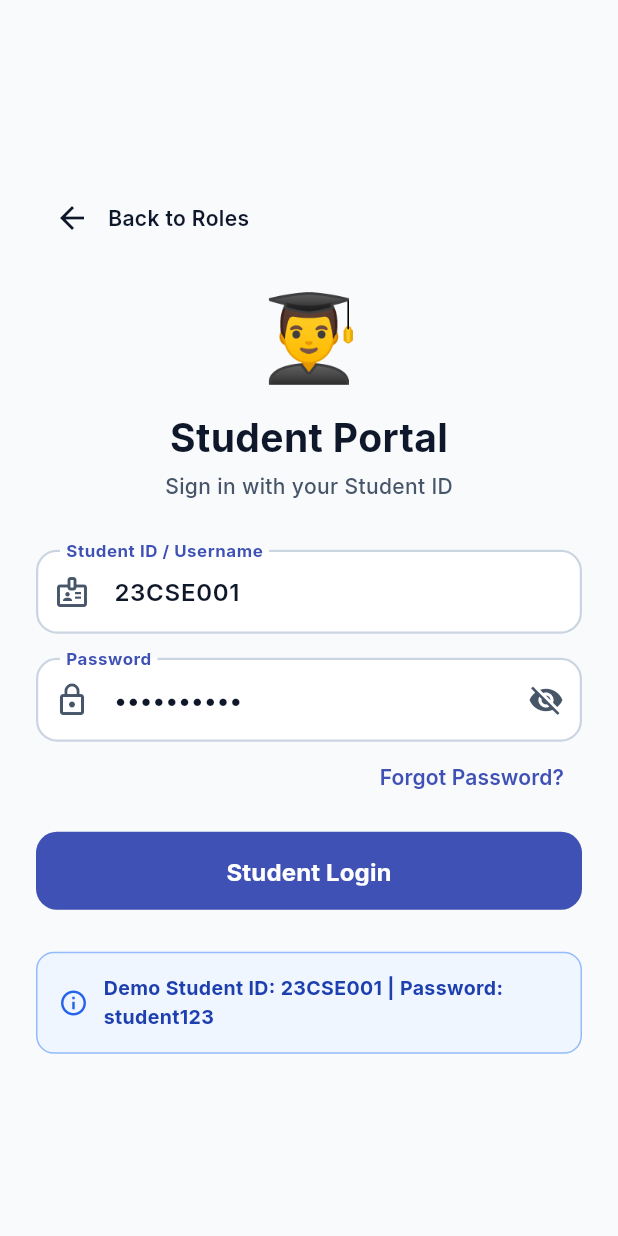
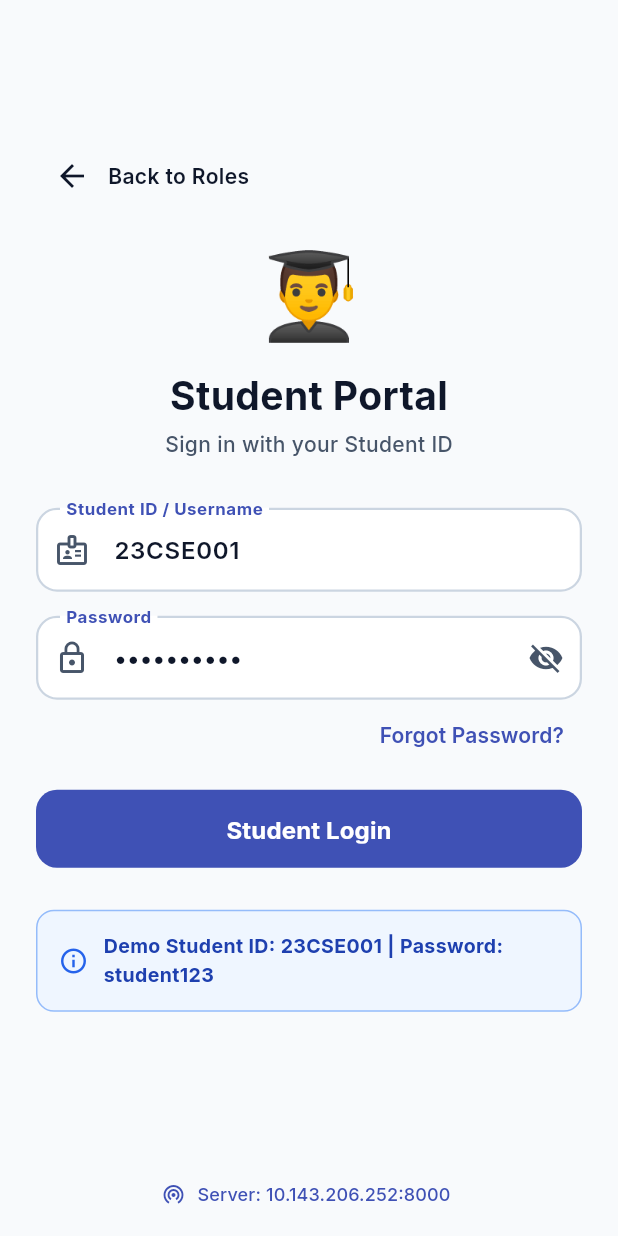
Before and after one commit to bmega-ai/mad-assignment, a Flutter app: the screen it shows after launch, after a tap on "👨‍🎓", on a phone screen of 412 x 824 dp. Run offline on Flutter 3.47's test engine with Material 3 defaults, Android fonts, the phone set to English and light mode, and no system bars; our stand-ins replace file_picker, google_fonts, image_picker, shared_preferences; accounts and stored records are empty; network calls fail.

Commit message:
Update API baseUrl to current Wi-Fi IP 10.143.206.252 and add dynamic server config in app

```diff
--- a/mobile/lib/core/constants/api_constants.dart
+++ b/mobile/lib/core/constants/api_constants.dart
@@ -1,6 +1,26 @@
+import 'package:shared_preferences/shared_preferences.dart';
+
 class ApiConstants {
-  // Configured with your PC's local Wi-Fi IP so the physical phone APK connects directly.
-  static String baseUrl = 'http://10.165.8.252:8000/api';
+  // Configured with your PC's current local Wi-Fi IP so the physical phone APK connects directly.
+  static String baseUrl = 'http://10.143.206.252:8000/api';
+
+  static Future<void> loadBaseUrl() async {
+    try {
+      final prefs = await SharedPreferences.getInstance();
+      final saved = prefs.getString('custom_base_url');
+      if (saved != null && saved.trim().isNotEmpty) {
+        baseUrl = saved.trim();
+      }
+    } catch (_) {}
+  }
+
+  static Future<void> setBaseUrl(String newUrl) async {
+    baseUrl = newUrl.trim();
+    try {
+      final prefs = await SharedPreferences.getInstance();
+      await prefs.setString('custom_base_url', baseUrl);
+    } catch (_) {}
+  }
 
   // Auth endpoints
   static const String login = '/auth/login/';
--- a/mobile/lib/main.dart
+++ b/mobile/lib/main.dart
@@ -5,7 +5,11 @@ import 'core/theme/app_theme.dart';
 import 'screens/splash_screen.dart';
 import 'providers/auth_provider.dart';
 
-void main() {
+import 'core/constants/api_constants.dart';
+
+void main() async {
+  WidgetsFlutterBinding.ensureInitialized();
+  await ApiConstants.loadBaseUrl();
   runApp(
     MultiProvider(
       providers: [
--- a/mobile/lib/screens/login_screen.dart
+++ b/mobile/lib/screens/login_screen.dart
@@ -159,6 +159,62 @@ class _LoginScreenState extends State<LoginScreen> {
     );
   }
 
+  void _showServerConfigDialog() {
+    final controller = TextEditingController(text: ApiConstants.baseUrl);
+    showDialog(
+      context: context,
+      builder: (ctx) => AlertDialog(
+        title: const Row(
+          children: [
+            Icon(Icons.dns_rounded, color: Colors.blueAccent),
+            SizedBox(width: 8),
+            Text('Server IP Settings', style: TextStyle(fontSize: 18)),
+          ],
+        ),
+        content: Column(
+          mainAxisSize: MainAxisSize.min,
+          crossAxisAlignment: CrossAxisAlignment.start,
+          children: [
+            const Text(
+              'Enter the Django server API URL (e.g. your PC Wi-Fi IP):',
+              style: TextStyle(fontSize: 13, color: Colors.grey),
+            ),
+            const SizedBox(height: 12),
+            TextField(
+              controller: controller,
+              decoration: InputDecoration(
+                labelText: 'Backend API URL',
+                hintText: 'http://10.143.206.252:8000/api',
+                border: OutlineInputBorder(borderRadius: BorderRadius.circular(10)),
+                prefixIcon: const Icon(Icons.link),
+              ),
+            ),
+          ],
+        ),
+        actions: [
+          TextButton(
+            onPressed: () => Navigator.pop(ctx),
+            child: const Text('Cancel'),
+          ),
+          ElevatedButton(
+            onPressed: () async {
+              final newUrl = controller.text.trim();
+              if (newUrl.isNotEmpty) {
+                await ApiConstants.setBaseUrl(newUrl);
+                if (mounted) setState(() {});
+              }
+              Navigator.pop(ctx);
+              ScaffoldMessenger.of(context).showSnackBar(
+                SnackBar(content: Text('Server URL set to: ${ApiConstants.baseUrl}')),
+              );
+            },
+            child: const Text('Save'),
+          ),
+        ],
+      ),
+    );
+  }
+
   @override
   Widget build(BuildContext context) {
     final theme = Theme.of(context);
@@ -172,6 +228,24 @@ class _LoginScreenState extends State<LoginScreen> {
               duration: const Duration(milliseconds: 300),
               child: _buildCurrentView(theme),
             ),
+          ),
+        ),
+      ),
+      bottomNavigationBar: SafeArea(
+        child: Padding(
+          padding: const EdgeInsets.symmetric(vertical: 4.0),
+          child: Row(
+            mainAxisAlignment: MainAxisAlignment.center,
+            children: [
+              TextButton.icon(
+                onPressed: _showServerConfigDialog,
+                icon: const Icon(Icons.wifi_tethering, size: 16),
+                label: Text(
+                  'Server: ${ApiConstants.baseUrl.replaceAll('/api', '').replaceAll('http://', '')}',
+                  style: const TextStyle(fontSize: 12),
+                ),
+              ),
+            ],
           ),
         ),
       ),
```
